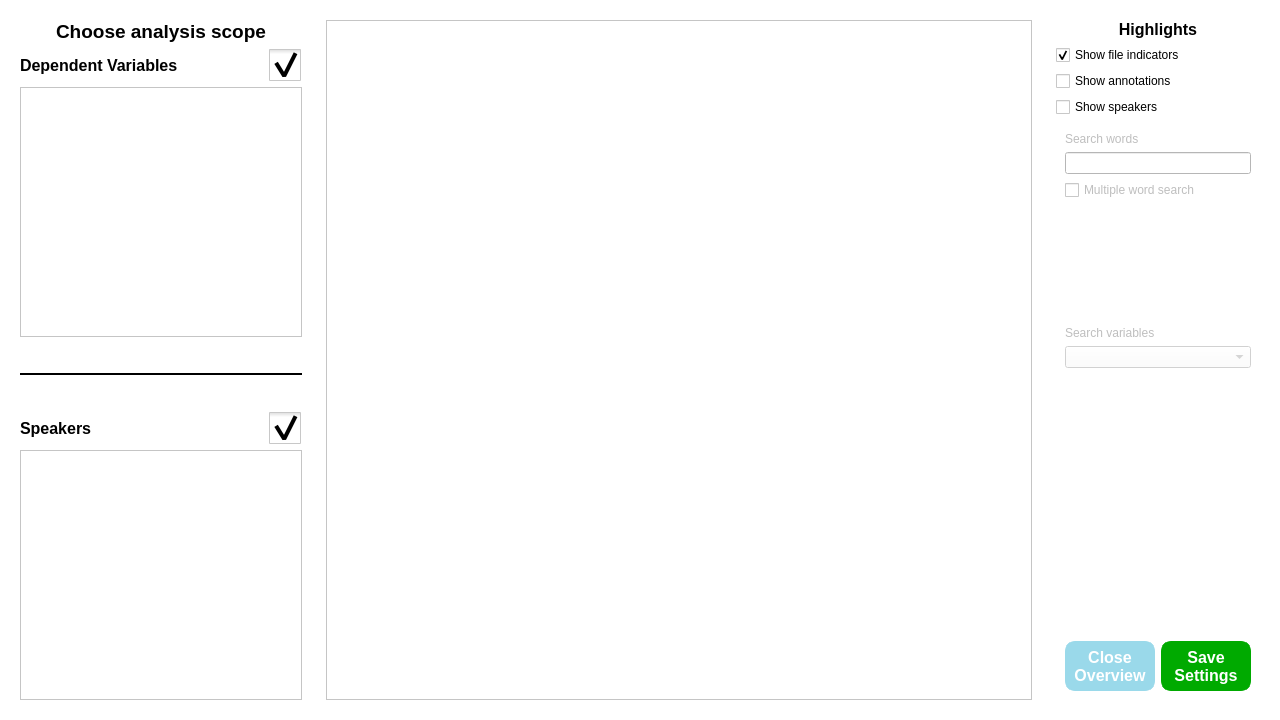
Old version of the form corpuscompass/view/res/analysis_settings_tab.ui in the repository nicofirst1/CorpusCompass.
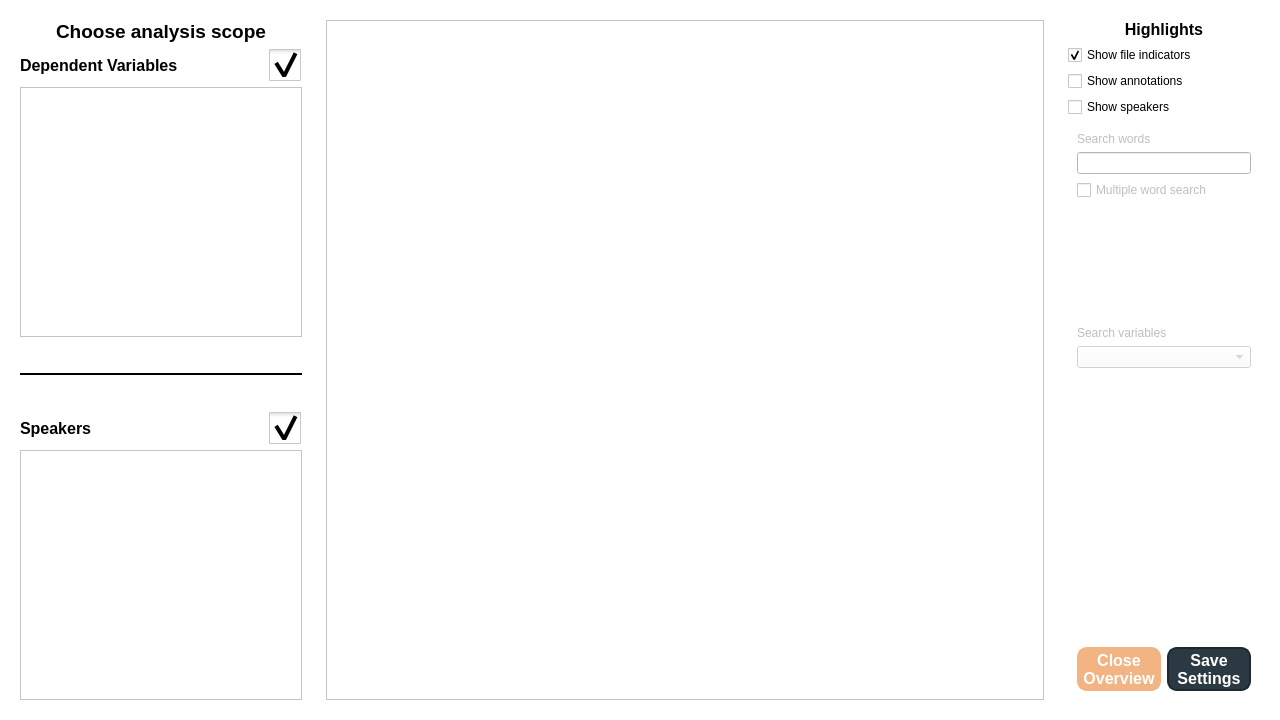
New version of the form. Icons and pictures are not drawn.

Diff of the .ui file:
```diff
--- a/corpuscompass/view/res/analysis_settings_tab.ui
+++ b/corpuscompass/view/res/analysis_settings_tab.ui
@@ -16,19 +16,25 @@
 }
 
 QPushButton {
-    background-color:rgb(154, 217, 234) ;
+    background-color:rgb(242, 180, 130) ;
 	color: white;
     min-width: 80px;
 	min-height: 40px;
 	border-style: solid;
-	border-color: rgb(154, 217, 234);
-	border-width: 5px;
+	border-color: rgb(242, 180, 130);
+	border-width: 2px;
 	border-radius: 10px;
 }
 
 QPushButton:pressed {
-	background-color:rgb(134, 189, 203) ;
-	border-color: rgb(134, 189, 203);
+	background-color:rgb(162, 81, 17) ;
+	border-color: rgb(162, 81, 17);
+	color: rgb(245, 245, 245);
+}
+
+QPushButton:hover {
+	background-color:rgb(208, 105, 22);
+	border-color: rgb(162, 81, 17);
 	color: rgb(245, 245, 245);
 }
 
@@ -472,8 +478,9 @@
            <property name="styleSheet">
             <string notr="true">QPushButton {
 	color: white;
-	background-color: rgb(0, 170, 0);
-	border-color: rgb(0, 170, 0);
+	background-color: rgb(43, 58, 66);
+    border-width: 2px;
+    border-color: rgb(30, 41, 46);
 	border-radius: 10px;
 }
 
@@ -482,6 +489,8 @@
 	border-color: rgb(0, 140, 0);
 }
 
+
+
 QPushButton:disabled{
   background-color: rgb(121, 121, 121);
   border-color: rgb(121, 121, 121);
```
Left out of the diff: 7 changed lines with no effect on the pictures.
